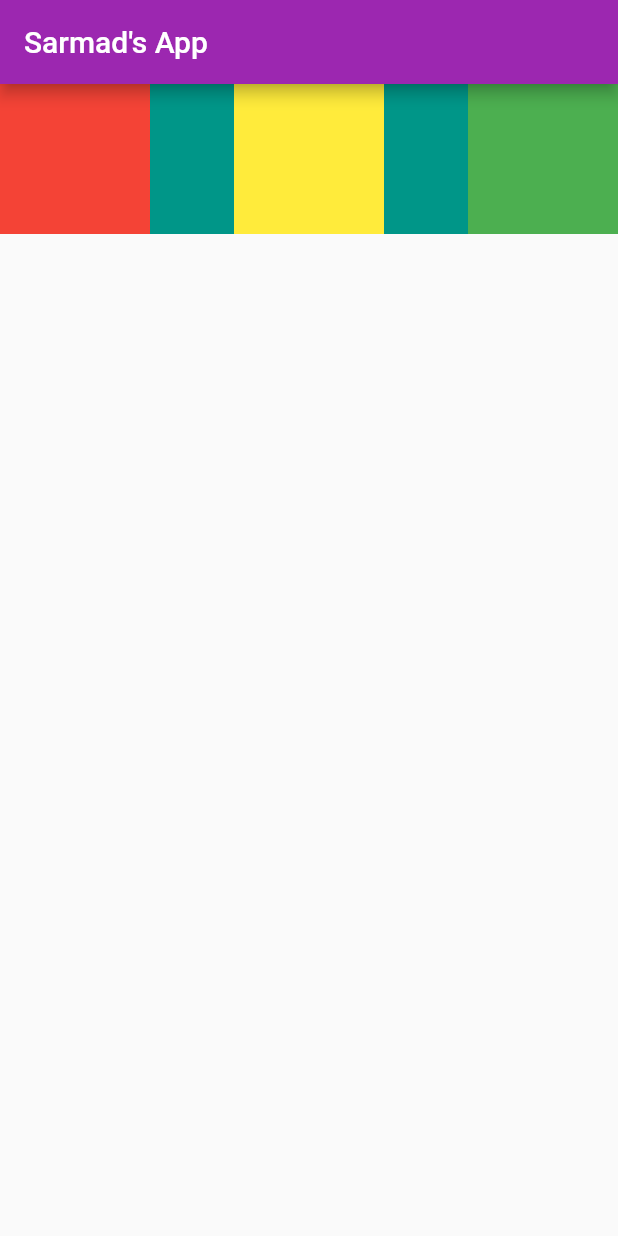
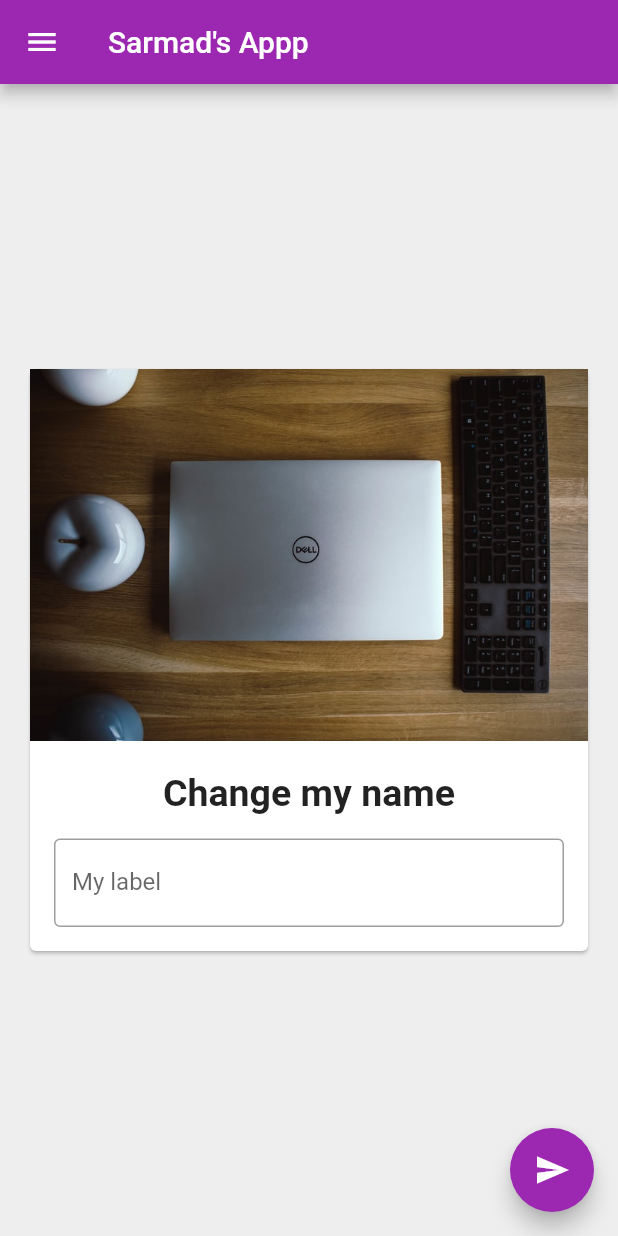
Before and after one commit to sarmadparvez/flutter-tutorial, a Flutter app: the screen it shows after launch, on a phone screen of 412 x 824 dp. Run offline on Flutter 3.47's test engine with Material 2 defaults, Android fonts, the phone set to English and light mode, and no system bars.

Commit message:
feat(flutter): Add drawer, card and text field with stateless widget

```diff
--- a/lib/main.dart
+++ b/lib/main.dart
@@ -17,40 +17,89 @@ class HomePage extends StatelessWidget {
   @override
   Widget build(BuildContext context) {
     return Scaffold(
+      backgroundColor: Colors.grey[200],
       appBar: AppBar(
-        title: Text("Sarmad's App"),
+        title: Text("Sarmad's Appp"),
       ),
-      body: Container(
-        height: 100,
-        color: Colors.teal,
-        child: Row(
-          mainAxisAlignment: MainAxisAlignment.spaceBetween,
-          crossAxisAlignment: CrossAxisAlignment.stretch,
+      body: Center(
+          child: Padding(
+        padding: const EdgeInsets.all(16.0),
+        child: SingleChildScrollView(
+          child: Card(
+            child: Column(
+              children: <Widget>[
+                Image.asset(
+                  "assets/xps1.jpeg",
+                  //width: 100,
+                  //height: 100,
+                  //fit: BoxFit.fitHeight,
+                ),
+                SizedBox(
+                  height: 20,
+                ),
+                Text(
+                  "Change my name",
+                  style: TextStyle(
+                    fontSize: 25,
+                    fontWeight: FontWeight.bold,
+                  ),
+                ),
+                Padding(
+                  padding: const EdgeInsets.all(16.0),
+                  child: TextField(
+                    decoration: InputDecoration(
+                      border: OutlineInputBorder(),
+                      hintText: "Enter text here",
+                      labelText: "My label",
+                    ),
+                  ),
+                )
+              ],
+            ),
+          ),
+        ),
+      )),
+      drawer: Drawer(
+        child: ListView(
+          padding: const EdgeInsets.all(0),
           children: <Widget>[
-            Container(
-              padding: const EdgeInsets.all(8),
-              color: Colors.red,
-              width: 100,
-              height: 100,
-              alignment: Alignment.center,
+            // DrawerHeader(
+            //   child: Text("Drawer Header"),
+            //   decoration: BoxDecoration(
+            //     color: Colors.purple,
+            //   ),
+            // ),
+            UserAccountsDrawerHeader(
+              accountName: Text("Sarmad Parvez"),
+              accountEmail: Text("saramdparvez92@gmail.com"),
+              //   currentAccountPicture: Image.network(
+              //       'https://images.unsplash.com/photo-1527538079466-b6297ad15363?ixlib=rb-1.2.1&ixid=eyJhcHBfaWQiOjEyMDd9&auto=format&fit=crop&w=750&q=80'),
+              currentAccountPicture: CircleAvatar(
+                backgroundImage: NetworkImage(
+                    "https://images.unsplash.com/photo-1527538079466-b6297ad15363?ixlib=rb-1.2.1&ixid=eyJhcHBfaWQiOjEyMDd9&auto=format&fit=crop&w=750&q=80"),
+              ),
             ),
-            Container(
-              padding: const EdgeInsets.all(8),
-              color: Colors.yellow,
-              width: 100,
-              height: 100,
-              alignment: Alignment.center,
+            ListTile(
+              leading: Icon(Icons.person),
+              title: Text("Sarmad Parvez"),
+              subtitle: Text("Developer"),
+              trailing: Icon(Icons.edit),
+              onTap: () {},
             ),
-            Container(
-              padding: const EdgeInsets.all(8),
-              color: Colors.green,
-              width: 100,
-              height: 100,
-              alignment: Alignment.center,
+            ListTile(
+              leading: Icon(Icons.email),
+              title: Text("Email"),
+              subtitle: Text("sarmadparvez92@gmail.com"),
+              trailing: Icon(Icons.edit),
             ),
           ],
         ),
       ),
+      floatingActionButton: FloatingActionButton(
+        onPressed: () {},
+        child: Icon(Icons.send),
+      ),
+      //floatingActionButtonLocation: FloatingActionButtonLocation.centerFloat,
     );
   }
 }
--- a/pubspec.yaml
+++ b/pubspec.yaml
@@ -45,8 +45,8 @@ flutter:
   uses-material-design: true
 
   # To add assets to your application, add an assets section, like this:
-  # assets:
-  #   - images/a_dot_burr.jpeg
+  assets:
+    - assets/
   #   - images/a_dot_ham.jpeg
 
   # An image asset can refer to one or more resolution-specific "variants", see
```
Also changed, not shown: assets/xps1.jpeg (added).
